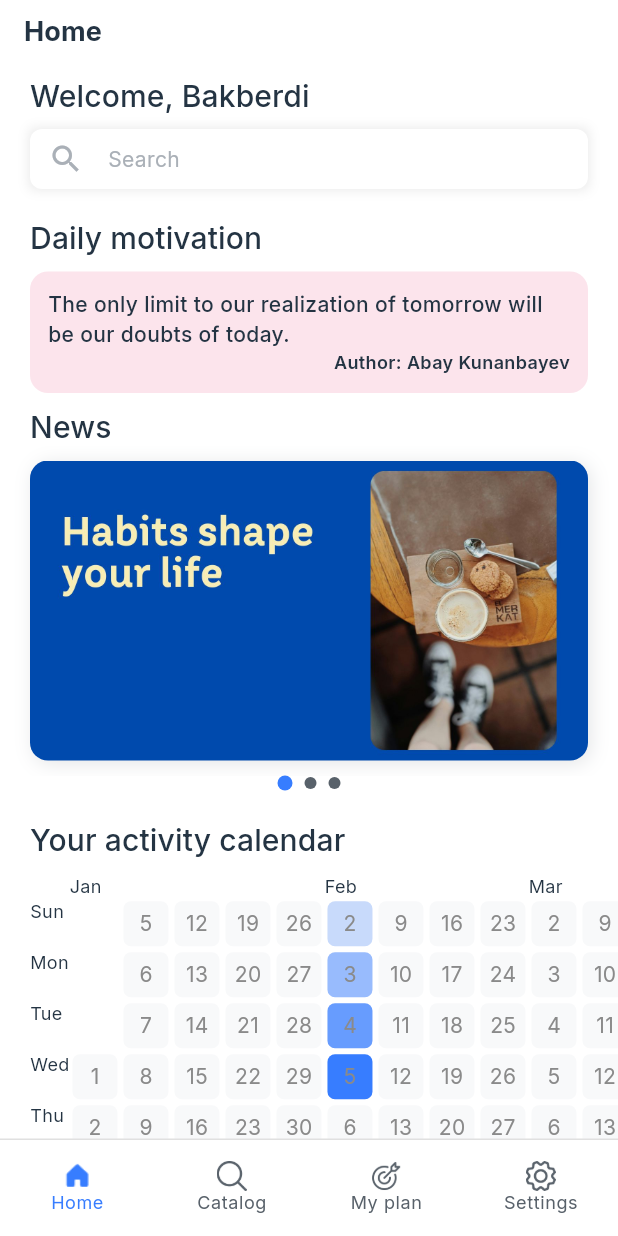
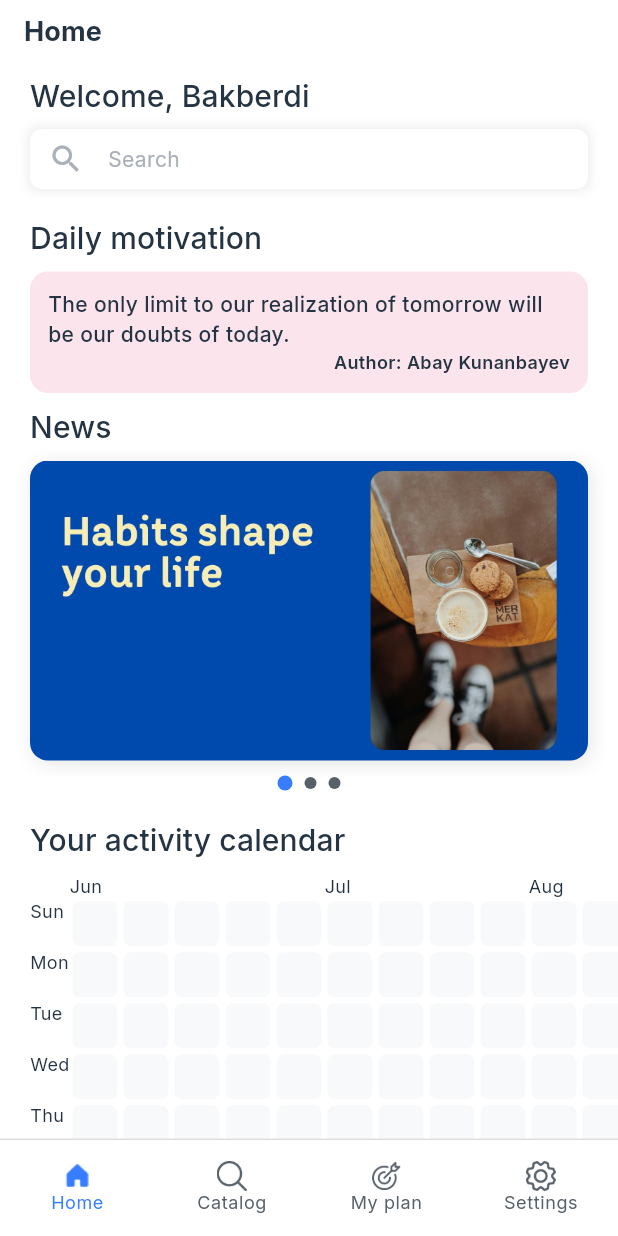
Before and after one commit to bakberdy/habit_app, a Flutter app: the screen it shows after launch, on a phone screen of 412 x 824 dp. Run offline on Flutter 3.47's test engine with Material 3 defaults, Android fonts, the light colour scheme and no system bars; drawn by our look-alikes of flutter_heatmap_calendar, page_view_dot_indicator; our stand-ins replace dartz, dio, drift, easy_date_timeline, equatable, flutter_bloc and 9 more; missing offline and left inert: talker_bloc_logger, talker_dio_logger; accounts and stored records are empty; generated files the repository leaves out were written again; statements that could not run were skipped; project files that could hold a hidden picture were left out.

Commit message:
added hitmap of activity

```diff
--- a/lib/features/habit/domain/repository/habit_repo.dart
+++ b/lib/features/habit/domain/repository/habit_repo.dart
@@ -8,6 +8,7 @@ import 'package:habit_app/features/habit/domain/entities/tip_entity.dart';
 import 'package:habit_app/features/habit/domain/entities/habit_info.dart';
 
 abstract interface class HabitRepo {
+  ResultFuture<Map<DateTime, double>> getHabitsDonePercentage();
   ResultFuture<List<HabitInfo>> getHabitSubscriptionsOfDay(DateTime date);
   ResultFuture<CategoryInfoEntity> getCategory(int categoryId);
   ResultFuture<HabitSubscriptionEntity?> getHabitSubscription(
--- /dev/null
+++ b/lib/features/habit/domain/usecases/get_habits_done_percentage.dart
@@ -0,0 +1,14 @@
+import 'package:habit_app/core/core.dart';
+import 'package:habit_app/features/habit/domain/repository/habit_repo.dart';
+import 'package:injectable/injectable.dart';
+
+@lazySingleton
+class GetHabitsDonePercentage extends Usecase<Map<DateTime, double>, NoParams> {
+  final HabitRepo _repo;
+
+  GetHabitsDonePercentage(this._repo);
+  @override
+  ResultFuture<Map<DateTime, double>> call(NoParams params) {
+    return _repo.getHabitsDonePercentage();
+  }
+}
--- /dev/null
+++ b/lib/features/habit/presentation/bloc/habit_map/habit_map_bloc.dart
@@ -0,0 +1,55 @@
+import 'dart:async';
+
+import 'package:flutter_bloc/flutter_bloc.dart';
+import 'package:freezed_annotation/freezed_annotation.dart';
+import 'package:habit_app/core/usecase/usecase.dart';
+import 'package:habit_app/features/habit/domain/usecases/get_habits_done_percentage.dart';
+import 'package:injectable/injectable.dart';
+
+part 'habit_map_event.dart';
+part 'habit_map_state.dart';
+part 'habit_map_bloc.freezed.dart';
+
+@injectable
+class HabitMapBloc extends Bloc<HabitMapEvent, HabitMapState> {
+  final GetHabitsDonePercentage _getHabitsDonePercentage;
+  HabitMapBloc(this._getHabitsDonePercentage) : super(HabitMapState.loading()) {
+    on<_Load>(_onLoad);
+  }
+
+  FutureOr<void> _onLoad(_Load event, Emitter<HabitMapState> emit) async {
+    emit(HabitMapState.loading());
+    final result = await _getHabitsDonePercentage(NoParams());
+    result.fold(
+      (failure) {},
+      (success) {
+        emit(HabitMapState.loaded(dateset: convertPercentageMap(success)));
+      },
+    );
+  }
+
+  Map<DateTime, int> convertPercentageMap(Map<DateTime, double> input) {
+    final result = <DateTime, int>{};
+
+    input.forEach((date, value) {
+      if (value == 0.0) return;
+
+      int newValue;
+      if (value < 0.25) {
+        newValue = 1;
+      } else if (value < 0.5) {
+        newValue = 2;
+      } else if (value < 0.75) {
+        newValue = 3;
+      } else {
+        newValue = 4;
+      }
+
+      print(value);
+
+      result[date] = newValue;
+    });
+
+    return result;
+  }
+}
--- /dev/null
+++ b/lib/features/habit/presentation/bloc/habit_map/habit_map_event.dart
@@ -0,0 +1,6 @@
+part of 'habit_map_bloc.dart';
+
+@freezed
+class HabitMapEvent with _$HabitMapEvent {
+  const factory HabitMapEvent.load() = _Load;
+}
--- /dev/null
+++ b/lib/features/habit/presentation/bloc/habit_map/habit_map_state.dart
@@ -0,0 +1,8 @@
+part of 'habit_map_bloc.dart';
+
+@freezed
+class HabitMapState with _$HabitMapState {
+  const factory HabitMapState.loading() = HabitMapLoading;
+  const factory HabitMapState.loaded({required Map<DateTime, int> dateset}) =
+      HabitMapLoaded;
+}
--- a/lib/features/habit/presentation/bloc/my_plan/my_plan_bloc.dart
+++ b/lib/features/habit/presentation/bloc/my_plan/my_plan_bloc.dart
@@ -47,6 +47,7 @@ class MyPlanBloc extends Bloc<MyPlanEvent, MyPlanState> {
           numberOfDoneHabits++;
         }
       }
+
       emit(MyPlanState.loaded(
         numberOfDoneHabits: numberOfDoneHabits,
         date: event.date,
--- a/lib/features/home/presentation/screens/home_screen.dart
+++ b/lib/features/home/presentation/screens/home_screen.dart
@@ -1,6 +1,9 @@
 import 'package:flutter_bloc/flutter_bloc.dart';
 import 'package:flutter_heatmap_calendar/flutter_heatmap_calendar.dart';
+import 'package:go_router/go_router.dart';
 import 'package:habit_app/core/shared/widgets/custom_sliver_app_bar.dart';
+import 'package:habit_app/features/habit/presentation/bloc/catalog/catalog_bloc.dart';
+import 'package:habit_app/features/habit/presentation/bloc/habit_map/habit_map_bloc.dart';
 import 'package:habit_app/features/habit/presentation/widgets/daily_habit_card.dart';
 import 'package:habit_app/core/theme/app_colors.dart';
 import 'package:habit_app/core/theme/app_text_theme.dart';
@@ -20,6 +23,8 @@ class HomeScreen extends StatelessWidget {
   Widget build(BuildContext context) {
     return MultiBlocProvider(providers: [
       BlocProvider(create: (_) => sl<SearchBloc>()),
+      BlocProvider(
+          create: (_) => sl<HabitMapBloc>()..add(HabitMapEvent.load())),
       BlocProvider(
           create: (_) => sl<MyPlanBloc>()
             ..add(MyPlanEvent.getSubscriptionsOn(date: DateTime.now())))
@@ -90,28 +95,30 @@ class _HomeScreenState extends State<HomeScreenContent> {
                   sliver: SliverToBoxAdapter(
                     child: SingleChildScrollView(
                       scrollDirection: Axis.horizontal,
-                      child: Row(
+                      child: BlocBuilder<HabitMapBloc, HabitMapState>(
+                          builder: (context, state) {
+                        Map<DateTime, int> dataset = {};
+                        if (state is HabitMapLoaded) {
+                          dataset = state.dateset;
+                        }
+                        return Row(
                           children: [
                             SizedBox(width: 20),
                             HeatMap(
-                            showText: true,
-                            startDate: DateTime(2025),
-                            datasets: {
-                              DateTime(2025, 2, 2): 1,
-                              DateTime(2025, 2, 3): 2,
-                              DateTime(2025, 2, 4): 3,
-                              DateTime(2025, 2, 5): 4,
-                            },
+                              endDate: DateTime(2026, 9),
+                              startDate: DateTime(2025, 6),
+                              datasets: dataset,
                               size: 30,
                               colorsets: {
-                              1: AppColors.primary,
-                              2: AppColors.primary,
-                              3: AppColors.primary,
+                                1: AppColors.primary.withAlpha(50),
+                                2: AppColors.primary.withAlpha(120),
+                                3: AppColors.primary.withAlpha(200),
                                 4: AppColors.primary,
                               },
                             ),
                           ],
-                      ),
+                        );
+                      }),
                     ),
                   )),
               SliverVisibility(
@@ -131,7 +138,7 @@ class _HomeScreenState extends State<HomeScreenContent> {
                             ),
                           ),
                           itemCount: (state.habitInfo.length >= 3
-                                  ? 3
+                                  ? 4
                                   : state.habitInfo.length) +
                               1,
                           itemBuilder: (context, index) {
@@ -145,6 +152,38 @@ class _HomeScreenState extends State<HomeScreenContent> {
                                   SizedBox(height: 10),
                                 ],
                               );
+                            }
+                            if (index == 4) {
+                              return InkWell(
+                                  onTap: () {
+                                    context.goNamed('my_plan');
+                                  },
+                                  child: Align(
+                                    alignment: Alignment.centerRight,
+                                    child: SizedBox(
+                                      height: 40,
+                                      child: Center(
+                                        child: Row(
+                                          mainAxisAlignment:
+                                              MainAxisAlignment.center,
+                                          children: [
+                                            Text(
+                                              'More plan',
+                                              style: AppTextTheme.bodySmall
+                                                  .copyWith(
+                                                      fontWeight:
+                                                          FontWeight.w600),
+                                            ),
+                                            SizedBox(width: 5),
+                                            Icon(
+                                              Icons.arrow_forward_ios,
+                                              size: 15,
+                                            )
+                                          ],
+                                        ),
+                                      ),
+                                    ),
+                                  ));
                             }
                             return HabitSubsriptionCard(
                               isLast: state.habitInfo.length >= 3
```
Also changed, not shown: lib/core/shared/widgets/info_widget.dart (added, +41 -0 lines), lib/features/habit/data/repository/habit_repo_impl.dart (+30 -0 lines), lib/features/settings/presentation/screens/settings_page.dart (+8 -16 lines), lib/features/habit/presentation/bloc/habit_map/habit_map_bloc.freezed.dart (added), lib/injection/injection.config.dart. Lines whose indentation alone changed are shown as unchanged.
